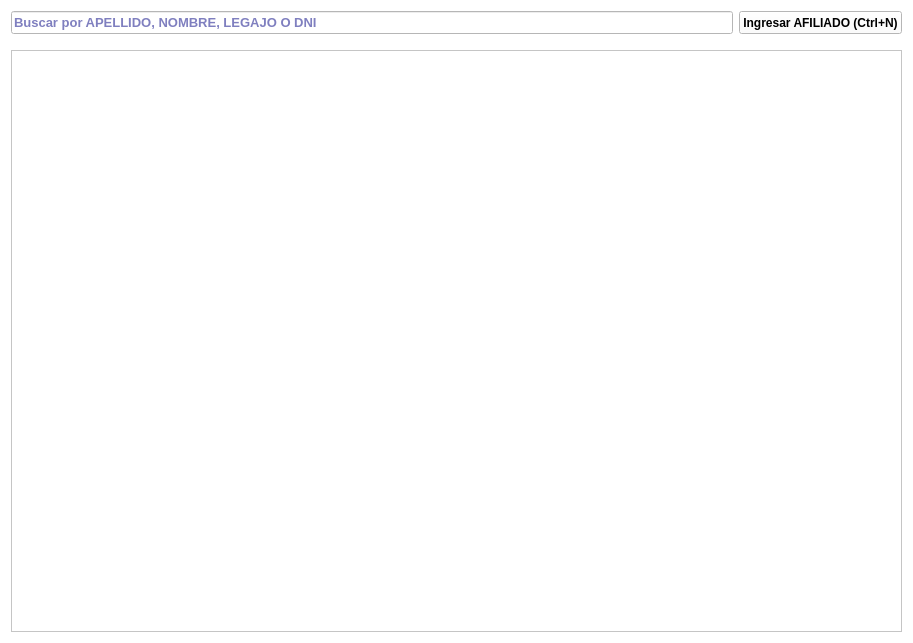
Qt form gui/listas/listaAfiliados.ui (shae-ra/sindicato) before a commit.
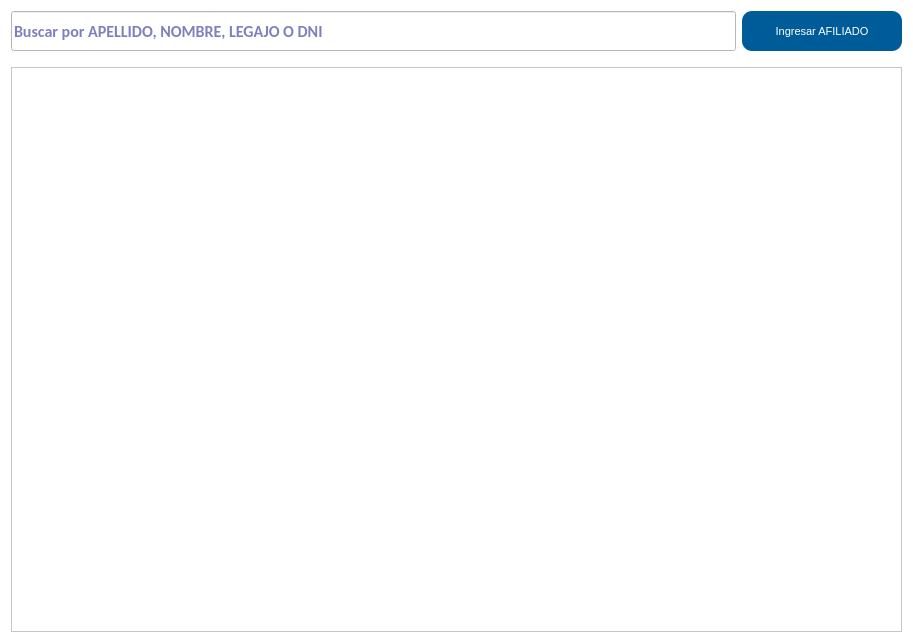
The same form after that commit. Icons and pictures are not drawn.

```diff
--- a/gui/listas/listaAfiliados.ui
+++ b/gui/listas/listaAfiliados.ui
@@ -435,8 +435,8 @@
       <spacer name="horizontalSpacer">
        <property name="font">
         <font>
-         <family>Arial</family>
-         <pointsize>9</pointsize>
+         <family>Calibri</family>
+         <pointsize>12</pointsize>
          <weight>75</weight>
          <bold>true</bold>
         </font>
@@ -493,8 +493,8 @@
        </property>
        <property name="font">
         <font>
-         <family>Arial</family>
-         <pointsize>10</pointsize>
+         <family>Calibri</family>
+         <pointsize>12</pointsize>
          <weight>75</weight>
          <bold>true</bold>
         </font>
@@ -516,11 +516,17 @@
      <item row="0" column="1">
       <widget class="QPushButton" name="btn_nuevo">
        <property name="sizePolicy">
-        <sizepolicy hsizetype="Expanding" vsizetype="Expanding">
+        <sizepolicy hsizetype="Expanding" vsizetype="Fixed">
          <horstretch>0</horstretch>
          <verstretch>0</verstretch>
         </sizepolicy>
        </property>
+       <property name="minimumSize">
+        <size>
+         <width>160</width>
+         <height>40</height>
+        </size>
+       </property>
        <property name="maximumSize">
         <size>
          <width>200</width>
@@ -529,17 +535,24 @@
        </property>
        <property name="font">
         <font>
-         <family>Arial</family>
-         <pointsize>9</pointsize>
-         <weight>75</weight>
-         <bold>true</bold>
+         <family>MS Shell Dlg 2</family>
+         <pointsize>8</pointsize>
         </font>
        </property>
        <property name="styleSheet">
-        <string notr="true"/>
+        <string notr="true">#btn_nuevo{
+background-color:#005c99;
+color: #FFFFFF;
+border-radius: 10px;
+}
+
+#btn_nuevo:hover{
+background-color:#004d80;
+color: #FFFFFF;
+}</string>
        </property>
        <property name="text">
-        <string>Ingresar AFILIADO (Ctrl+N)</string>
+        <string>Ingresar AFILIADO</string>
        </property>
        <property name="icon">
         <iconset>
@@ -603,8 +616,8 @@
        </property>
        <property name="font">
         <font>
-         <family>Arial</family>
-         <pointsize>10</pointsize>
+         <family>Calibri</family>
+         <pointsize>12</pointsize>
          <weight>75</weight>
          <bold>true</bold>
         </font>
```
